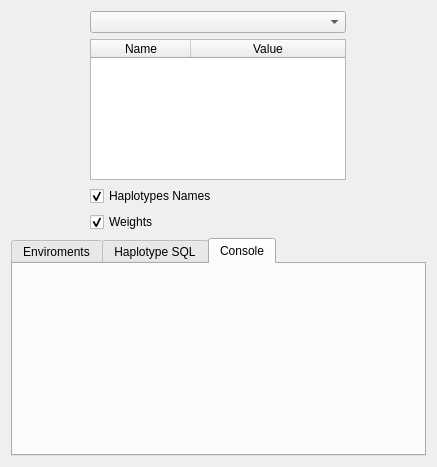
Old version of the form yatel/gui/uis/ExplorerFrame.ui in the repository leliel12/yatel.
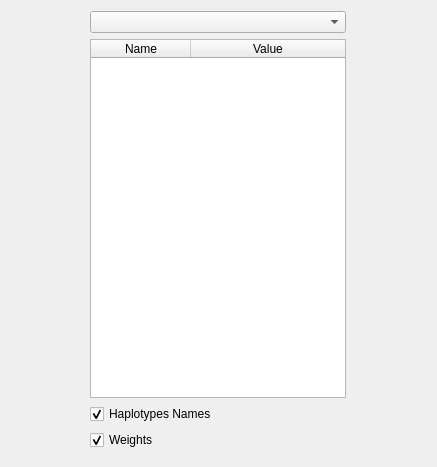
New version of the form. The open tabs and pages were chosen to show the change.

What changed in the file:
```diff
--- a/yatel/gui/uis/ExplorerFrame.ui
+++ b/yatel/gui/uis/ExplorerFrame.ui
@@ -117,7 +117,7 @@
      <item>
       <widget class="QTabWidget" name="tabWidget">
        <property name="sizePolicy">
-        <sizepolicy hsizetype="Expanding" vsizetype="Expanding">
+        <sizepolicy hsizetype="Expanding" vsizetype="Ignored">
          <horstretch>0</horstretch>
          <verstretch>0</verstretch>
         </sizepolicy>
```
Left out of the diff: 8 changed lines with no effect on the pictures.
